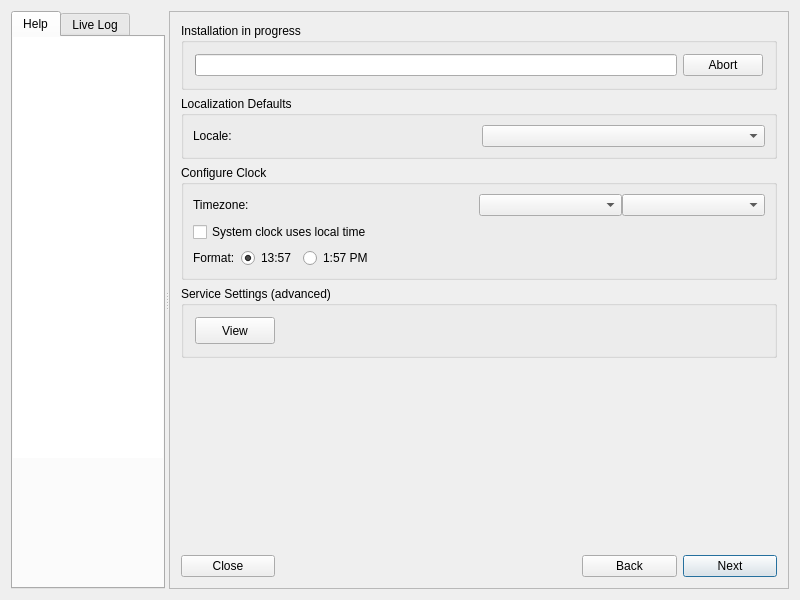
Old version of the form meinstall.ui in the repository gazelle-installer/gazelle-installer.
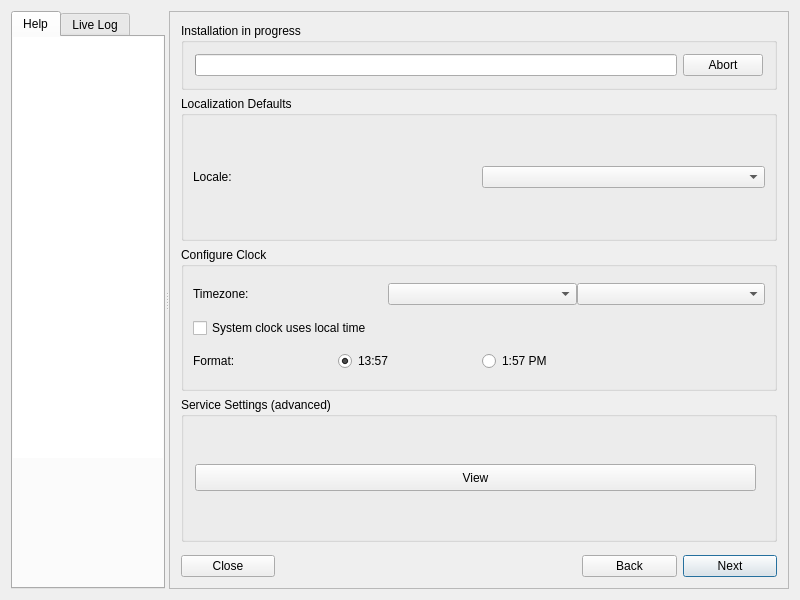
New version of the form. The open tabs and pages were chosen to show the change. Icons and pictures are not drawn. Custom widgets are drawn as their Qt base class.

```diff
--- a/meinstall.ui
+++ b/meinstall.ui
@@ -168,12 +168,6 @@
          <property name="orientation">
           <enum>Qt::Horizontal</enum>
          </property>
-         <property name="sizeHint" stdset="0">
-          <size>
-           <width>0</width>
-           <height>0</height>
-          </size>
-         </property>
         </spacer>
        </item>
        <item row="2" column="0" colspan="6">
@@ -1217,12 +1211,6 @@
                 <property name="orientation">
                  <enum>Qt::Horizontal</enum>
                 </property>
-                <property name="sizeHint" stdset="0">
-                 <size>
-                  <width>0</width>
-                  <height>0</height>
-                 </size>
-                </property>
                </spacer>
               </item>
               <item row="3" column="0">
@@ -1265,12 +1253,6 @@
                   <property name="orientation">
                    <enum>Qt::Horizontal</enum>
                   </property>
-                  <property name="sizeHint" stdset="0">
-                   <size>
-                    <width>0</width>
-                    <height>0</height>
-                   </size>
-                  </property>
                  </spacer>
                 </item>
                 <item>
@@ -1316,12 +1298,6 @@
              <property name="sizeType">
               <enum>QSizePolicy::Expanding</enum>
              </property>
-             <property name="sizeHint" stdset="0">
-              <size>
-               <width>0</width>
-               <height>0</height>
-              </size>
-             </property>
             </spacer>
            </item>
            <item row="0" column="0">
@@ -1425,12 +1401,6 @@
                 <property name="orientation">
                  <enum>Qt::Horizontal</enum>
                 </property>
-                <property name="sizeHint" stdset="0">
-                 <size>
-                  <width>0</width>
-                  <height>0</height>
-                 </size>
-                </property>
                </spacer>
               </item>
              </layout>
```
Left out of the diff: 117 changed lines with no effect on the pictures.
